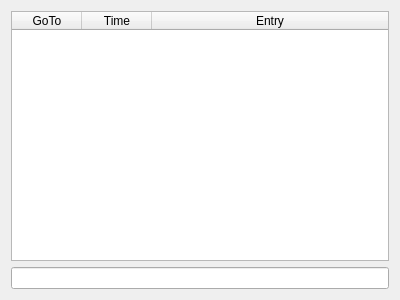
First picture: the form in tinyos-2.x/trunk/support/cpp/TestShimmer/src/LogWidget.ui, repository baharev/szte-wsn-code, before the edit.
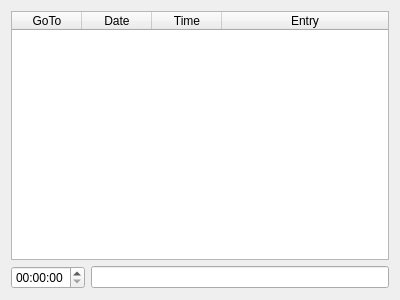
Second picture: the form after the edit.

What changed in the file:
```diff
--- a/tinyos-2.x/trunk/support/cpp/TestShimmer/src/LogWidget.ui
+++ b/tinyos-2.x/trunk/support/cpp/TestShimmer/src/LogWidget.ui
@@ -57,6 +57,11 @@
        <string>GoTo</string>
       </property>
      </column>
+     <column>
+      <property name="text">
+       <string>Date</string>
+      </property>
+     </column>
      <column>
       <property name="text">
        <string>Time</string>
@@ -70,7 +75,14 @@
     </widget>
    </item>
    <item>
-    <widget class="QLineEdit" name="entryLine"/>
+    <layout class="QHBoxLayout" name="horizontalLayout">
+     <item>
+      <widget class="QTimeEdit" name="timeEdit"/>
+     </item>
+     <item>
+      <widget class="QLineEdit" name="entryLine"/>
+     </item>
+    </layout>
    </item>
   </layout>
  </widget>
```
